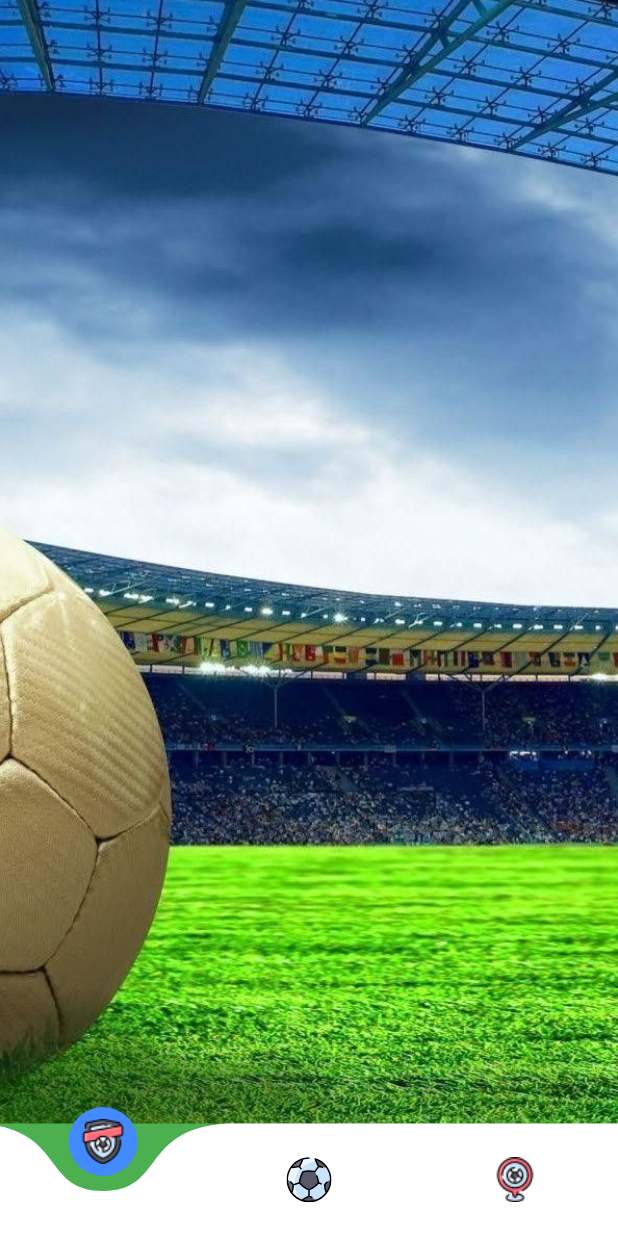
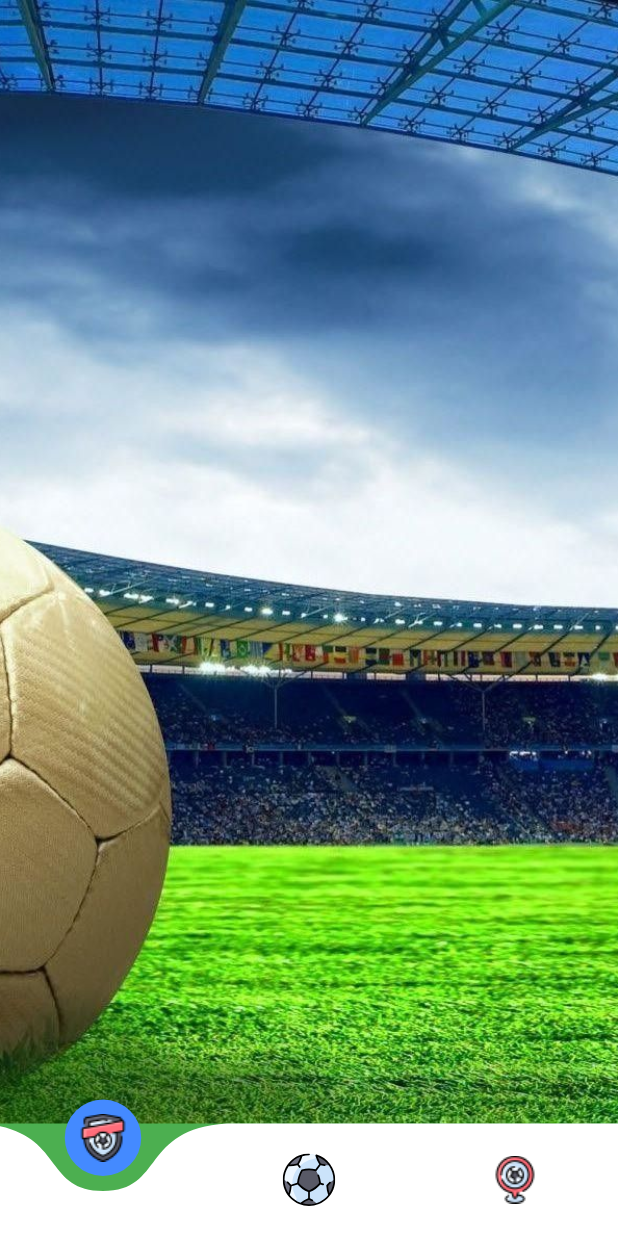
Before and after one commit to javakotlindev/polya_uz, a Flutter app: the screen it shows after launch, on a phone screen of 412 x 824 dp. Run offline on Flutter 3.47's test engine with Material 2 defaults, Android fonts, the phone set to English and light mode, and no system bars; drawn by our look-alikes of curved_navigation_bar; our stand-ins replace flutter_screenutil, flutter_svg, get, hive, hive_flutter; accounts and stored records are empty; statements that could not run were skipped.

Commit message:
fixed some images

```diff
--- a/lib/ui/pages/app_page/app_page.dart
+++ b/lib/ui/pages/app_page/app_page.dart
@@ -36,15 +36,15 @@ class AppPage extends StatelessWidget {
           items: [
             Image.asset(
               AppImageUtils.BADGE,
-              width: 30,
+              width: 35,
             ),
             SvgPicture.asset(
               AppImageUtils.SOCCER_BALL,
-              width: 30,
+              width: 35,
             ),
             Image.asset(
               AppImageUtils.PLACEHOLDER,
-              width: 30,
+              width: 35,
             ),
           ],
         ),
```
